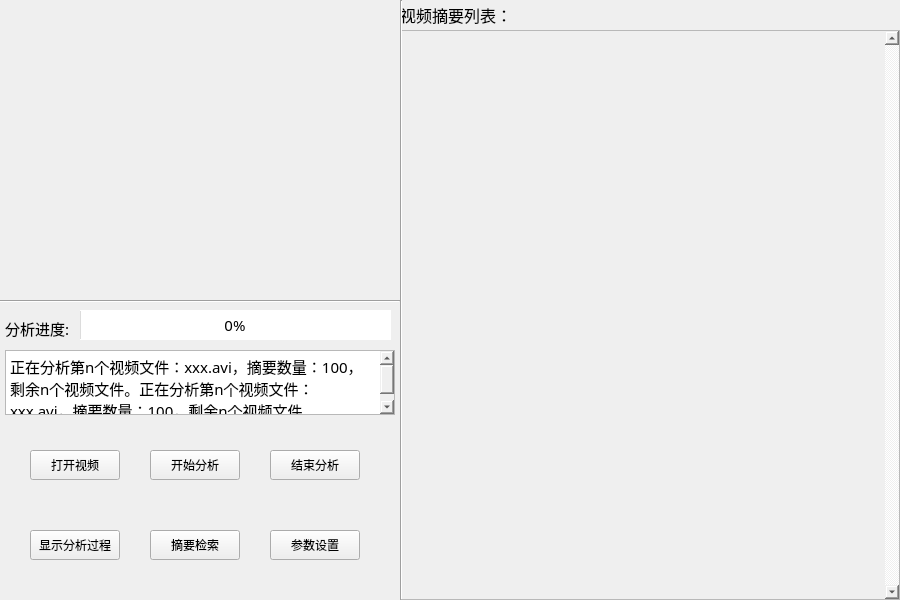
Old version of the form VideoAbstract_QTver/VideoAbstract_QTver/VideoAbstract_QTver/videoabstract_qtver.ui in the repository ronnyMakhuddin/motion-detect-tiqu.
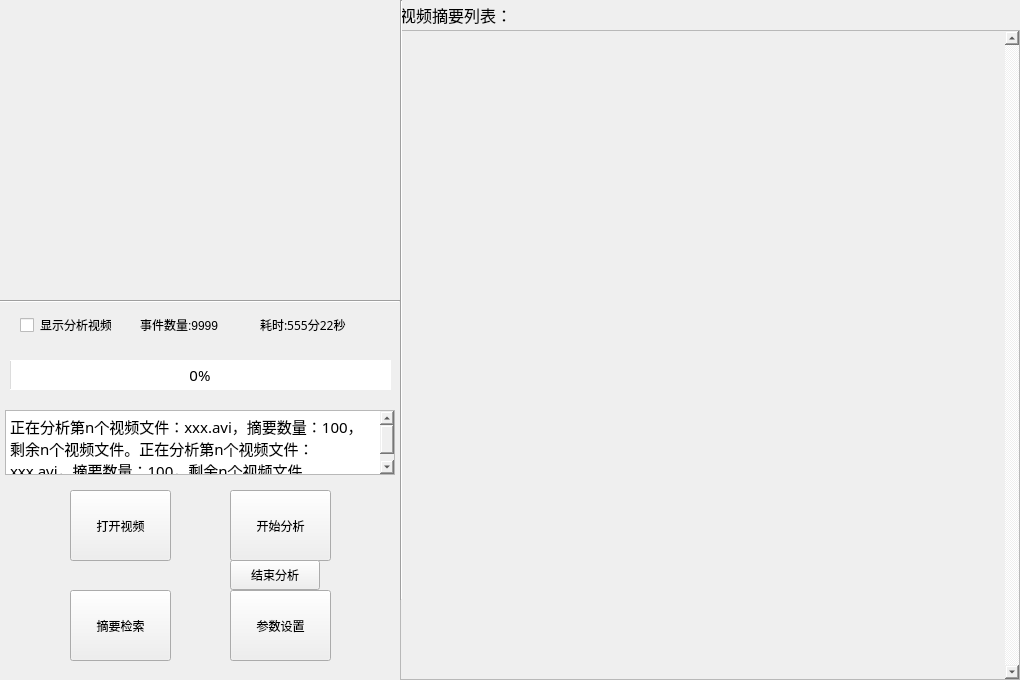
New version of the form. Icons and pictures are not drawn.

The edit to the form file:
```diff
--- a/VideoAbstract_QTver/VideoAbstract_QTver/VideoAbstract_QTver/videoabstract_qtver.ui
+++ b/VideoAbstract_QTver/VideoAbstract_QTver/VideoAbstract_QTver/videoabstract_qtver.ui
@@ -6,8 +6,8 @@
    <rect>
     <x>0</x>
     <y>0</y>
-    <width>900</width>
-    <height>600</height>
+    <width>1020</width>
+    <height>680</height>
    </rect>
   </property>
   <property name="minimumSize">
@@ -32,7 +32,7 @@
      <x>0</x>
      <y>300</y>
      <width>400</width>
-     <height>300</height>
+     <height>380</height>
     </rect>
    </property>
    <property name="font">
@@ -47,10 +47,10 @@
    <widget class="QPushButton" name="open_file_button">
     <property name="geometry">
      <rect>
-      <x>30</x>
-      <y>150</y>
-      <width>90</width>
-      <height>30</height>
+      <x>70</x>
+      <y>190</y>
+      <width>101</width>
+      <height>71</height>
      </rect>
     </property>
     <property name="text">
@@ -60,10 +60,10 @@
    <widget class="QPushButton" name="setting_button">
     <property name="geometry">
      <rect>
-      <x>270</x>
-      <y>230</y>
-      <width>90</width>
-      <height>30</height>
+      <x>230</x>
+      <y>290</y>
+      <width>101</width>
+      <height>71</height>
      </rect>
     </property>
     <property name="text">
@@ -73,10 +73,10 @@
    <widget class="QPushButton" name="analysis_button">
     <property name="geometry">
      <rect>
-      <x>150</x>
-      <y>150</y>
-      <width>90</width>
-      <height>30</height>
+      <x>230</x>
+      <y>190</y>
+      <width>101</width>
+      <height>71</height>
      </rect>
     </property>
     <property name="styleSheet">
@@ -89,9 +89,9 @@
    <widget class="QProgressBar" name="progress_bar">
     <property name="geometry">
      <rect>
-      <x>80</x>
-      <y>10</y>
-      <width>311</width>
+      <x>10</x>
+      <y>60</y>
+      <width>381</width>
       <height>30</height>
      </rect>
     </property>
@@ -111,20 +111,20 @@
    <widget class="QLabel" name="progress_label">
     <property name="geometry">
      <rect>
-      <x>5</x>
-      <y>13</y>
-      <width>70</width>
+      <x>260</x>
+      <y>10</y>
+      <width>100</width>
       <height>30</height>
      </rect>
     </property>
     <property name="font">
      <font>
       <family>宋体</family>
-      <pointsize>11</pointsize>
+      <pointsize>9</pointsize>
      </font>
     </property>
     <property name="text">
-     <string>分析进度:</string>
+     <string>耗时:555分22秒</string>
     </property>
     <property name="alignment">
      <set>Qt::AlignJustify|Qt::AlignVCenter</set>
@@ -133,8 +133,8 @@
    <widget class="QPushButton" name="end_button">
     <property name="geometry">
      <rect>
-      <x>270</x>
-      <y>150</y>
+      <x>230</x>
+      <y>260</y>
       <width>90</width>
       <height>30</height>
      </rect>
@@ -146,10 +146,10 @@
    <widget class="QPushButton" name="search_button">
     <property name="geometry">
      <rect>
-      <x>150</x>
-      <y>230</y>
-      <width>90</width>
-      <height>30</height>
+      <x>70</x>
+      <y>290</y>
+      <width>101</width>
+      <height>71</height>
      </rect>
     </property>
     <property name="text">
@@ -160,7 +160,7 @@
     <property name="geometry">
      <rect>
       <x>5</x>
-      <y>50</y>
+      <y>110</y>
       <width>390</width>
       <height>65</height>
      </rect>
@@ -182,17 +182,30 @@
 &lt;p style=&quot; margin-top:0px; margin-bottom:0px; margin-left:0px; margin-right:0px; -qt-block-indent:0; text-indent:0px;&quot;&gt;&lt;span style=&quot; font-family:'SimSun';&quot;&gt;正在分析第n个视频文件：xxx.avi，摘要数量：100，剩余n个视频文件。正在分析第n个视频文件：xxx.avi，摘要数量：100，剩余n个视频文件。&lt;/span&gt;&lt;/p&gt;&lt;/body&gt;&lt;/html&gt;</string>
     </property>
    </widget>
-   <widget class="QPushButton" name="show_button">
+   <widget class="QCheckBox" name="show_video_check_box">
     <property name="geometry">
      <rect>
-      <x>30</x>
-      <y>230</y>
-      <width>90</width>
+      <x>20</x>
+      <y>10</y>
+      <width>91</width>
       <height>30</height>
      </rect>
     </property>
     <property name="text">
-     <string>显示分析过程</string>
+     <string>显示分析视频</string>
+    </property>
+   </widget>
+   <widget class="QLabel" name="event_count_label">
+    <property name="geometry">
+     <rect>
+      <x>140</x>
+      <y>10</y>
+      <width>91</width>
+      <height>30</height>
+     </rect>
+    </property>
+    <property name="text">
+     <string>事件数量:9999</string>
     </property>
    </widget>
   </widget>
@@ -224,8 +237,8 @@
     <rect>
      <x>400</x>
      <y>0</y>
-     <width>500</width>
-     <height>600</height>
+     <width>620</width>
+     <height>680</height>
     </rect>
    </property>
    <property name="sizePolicy">
@@ -239,8 +252,8 @@
      <rect>
       <x>0</x>
       <y>30</y>
-      <width>500</width>
-      <height>570</height>
+      <width>620</width>
+      <height>650</height>
      </rect>
     </property>
     <property name="sizePolicy">
@@ -260,8 +273,8 @@
       <rect>
        <x>0</x>
        <y>0</y>
-       <width>481</width>
-       <height>568</height>
+       <width>601</width>
+       <height>648</height>
       </rect>
      </property>
     </widget>
```
